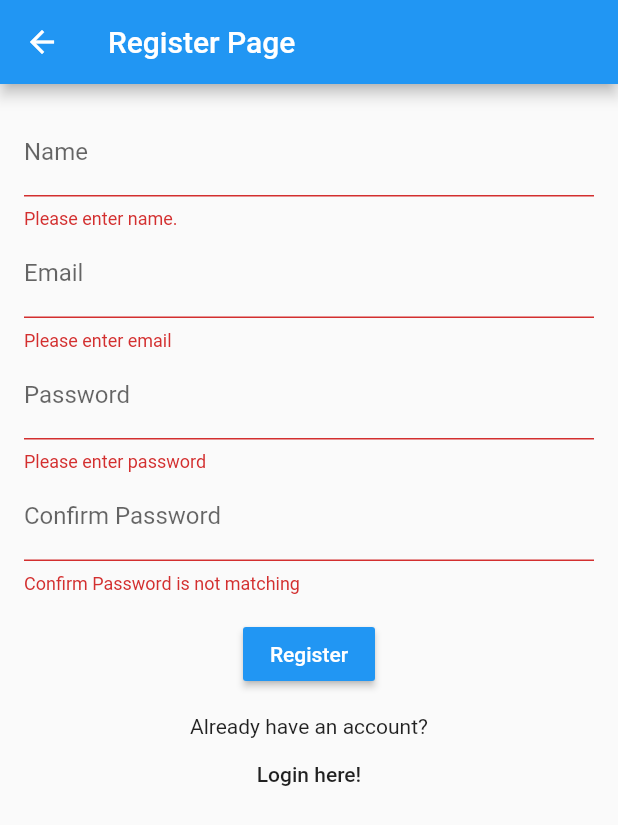
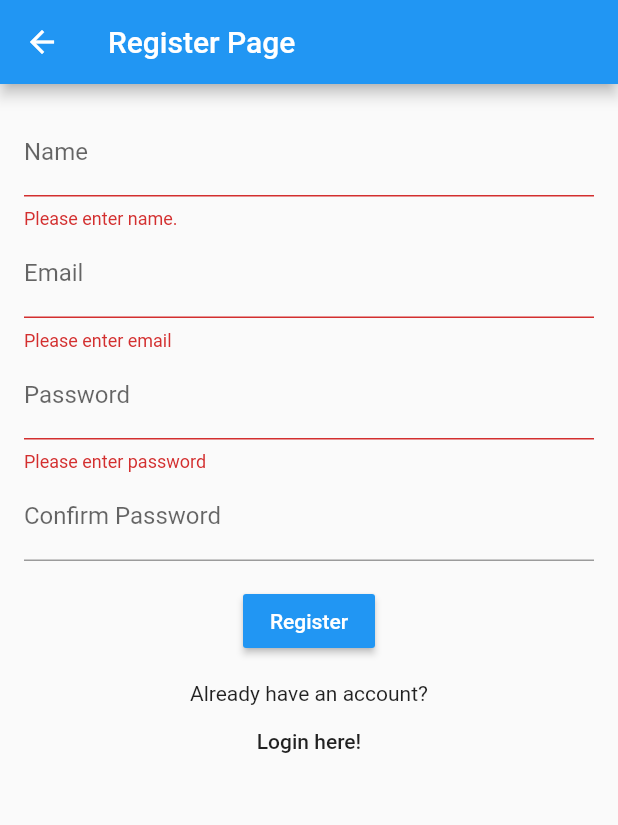
Before and after one commit to kohheepeace/flutter_firebase_firestore_crud2a, a Flutter app: the RegisterPage screen opened by its route, after a tap on "Register", on a phone screen of 412 x 824 dp. Shown: the top 825 px of the screen. Run offline on Flutter 3.47's test engine with Material 2 defaults, Android fonts, the phone set to English and light mode, and no system bars; our stand-ins replace email_validator.

Commit message:
Finish Step8-3-4 Fix confirm password validation

```diff
--- a/lib/pages/register_page.dart
+++ b/lib/pages/register_page.dart
@@ -81,9 +81,9 @@ class _RegisterPageState extends State<RegisterPage> {
                 decoration: InputDecoration(labelText: 'Confirm Password'),
                 obscureText: true,
                 validator: (value) {
-                  // This is not correct validation. Later we will improve this validation.
-                  if (value.isEmpty) {
-                    return 'Confirm Password is not matching';
+                  // https://stackoverflow.com/questions/50155348/how-to-validate-a-form-field-based-on-the-value-of-the-other
+                  if (value != _passwordController.text) {
+                    return 'Password is not matching';
                   }
                   return null;
                 },
```
